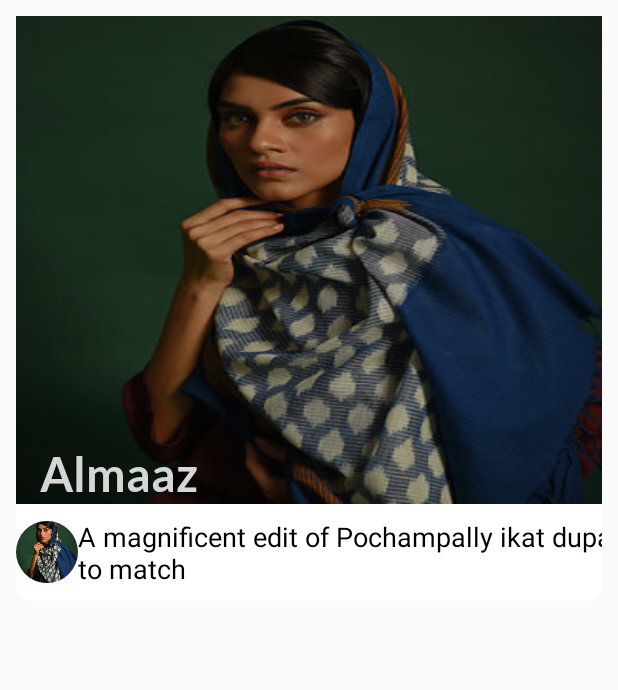
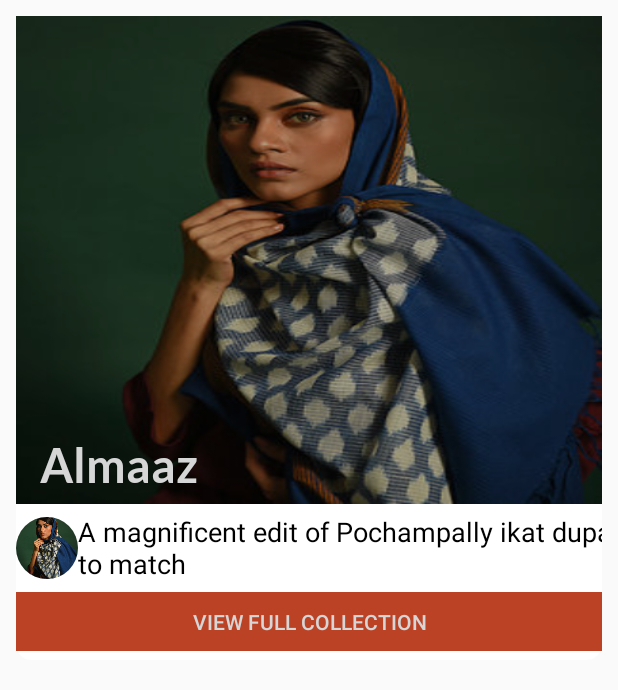
Before and after one commit to therealsanjeev/Jaypore, an Android app: the layout single_item_collections.xml on its own in the app's theme, with its tools: preview values and no code run, on a phone screen of 412 x 824 dp. Shown: the top 690 px of the screen. Run offline under Robolectric (Android 15) with nearby library versions, the phone set to English and light mode, and no system bars; plain views replace CircularImageView; Roboto replaces fonts that are not available here.

Commit message:
Follow tiles changes

```diff
--- a/app/src/main/java/com/groupsale/Ecomm/activities/StatusDealActivity.java
+++ b/app/src/main/java/com/groupsale/Ecomm/activities/StatusDealActivity.java
@@ -86,7 +86,7 @@ public class StatusDealActivity extends AppCompatActivity implements StoriesProg
     List<DealModel> dealArray = new ArrayList<>();
     private int flag;
     private LottieAnimationView heart;
-    String imageBaseUrl = "https://lootllo.com/pub/media/catalog/product";
+    String imageBaseUrl = "";//"https://lootllo.com/pub/media/catalog/product";
     private customer customer;
     private static List<String> deals;
     private DealModel currentDeal;
--- a/app/src/main/res/layout/single_item_collections.xml
+++ b/app/src/main/res/layout/single_item_collections.xml
@@ -6,7 +6,7 @@
     android:elevation="@dimen/_16sdp"
     app:cardCornerRadius="@dimen/_8sdp"
     android:layout_margin="@dimen/_8sdp"
-    android:layout_height="@dimen/_300sdp"
+    android:layout_height="@dimen/_330sdp"
     tools:ignore="UnusedAttribute">
 
 
@@ -27,27 +27,27 @@
                 android:alpha="0.3"
                 android:layout_width="match_parent"
                 android:layout_height="@dimen/_250sdp"/>
+
             <TextView
                 android:id="@+id/nameTv"
-                android:layout_marginBottom="@dimen/_50sdp"
-                android:layout_gravity="bottom"
                 android:layout_width="wrap_content"
                 android:layout_height="wrap_content"
+                android:layout_gravity="bottom"
                 android:layout_marginStart="16dp"
                 android:layout_marginLeft="16dp"
+                android:layout_marginBottom="@dimen/_85sdp"
                 android:fontFamily="@font/lato_bold"
                 android:text="Almaaz"
                 android:textColor="@color/white"
                 android:textSize="@dimen/_24sdp"
-                app:layout_constraintBottom_toTopOf="@+id/textView3"
-                app:layout_constraintEnd_toEndOf="parent"
-                app:layout_constraintHorizontal_bias="0.0"
-                app:layout_constraintStart_toStartOf="parent" />
+
+                 />
+
             <androidx.constraintlayout.widget.ConstraintLayout
                 android:layout_gravity="bottom"
                 android:orientation="vertical"
                 android:layout_width="match_parent"
-                android:layout_height="@dimen/_50sdp">
+                android:layout_height="@dimen/_80sdp">
 
 
                 <com.mikhaellopez.circularimageview.CircularImageView
@@ -56,7 +56,7 @@
                     android:layout_height="@dimen/_32sdp"
                     android:scaleType="centerCrop"
                     android:src="@drawable/al"
-                    app:layout_constraintBottom_toBottomOf="parent"
+                    app:layout_constraintBottom_toTopOf="@+id/button_view_collection"
                     app:layout_constraintStart_toStartOf="parent"
                     app:layout_constraintTop_toTopOf="parent" />
 
@@ -71,11 +71,22 @@
                     app:autoSizeMinTextSize="12sp"
                     app:autoSizeStepGranularity="2sp"
                     app:autoSizeTextType="uniform"
-                    app:layout_constraintBottom_toBottomOf="parent"
+                    app:layout_constraintBottom_toTopOf="@+id/button_view_collection"
                     app:layout_constraintEnd_toEndOf="parent"
                     app:layout_constraintHorizontal_bias="0.0"
                     app:layout_constraintStart_toEndOf="@+id/profileImgCollections"
                     app:layout_constraintTop_toTopOf="parent" />
+
+                <Button
+                    app:layout_constraintTop_toBottomOf="@+id/aboveTv"
+                    app:layout_constraintBottom_toBottomOf="parent"
+                    android:id="@+id/button_view_collection"
+                    android:layout_width="match_parent"
+                    android:layout_height="@dimen/_30sdp"
+                    android:text="View full collection"
+                    android:background="@drawable/joinowbutton"
+                    android:textColor="@color/white"
+                    />
 
 
             </androidx.constraintlayout.widget.ConstraintLayout>
```
